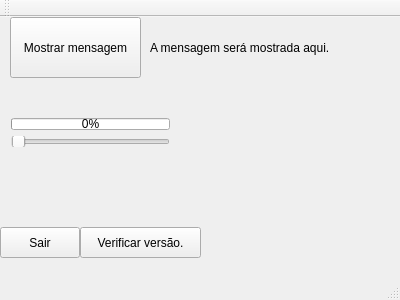
Before: the Qt Designer form primeira_interface/telaprincipal.ui in rafaelnwitter/QT_projetos, drawn with Qt 5.
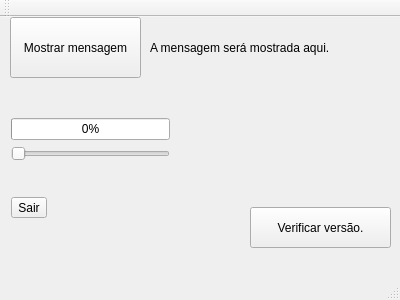
After: the same form once the commit is applied.

Commit message: Adicionado spacers para o projeto primeira_interface.

What changed in the file:
```diff
--- a/primeira_interface/telaprincipal.ui
+++ b/primeira_interface/telaprincipal.ui
@@ -14,19 +14,6 @@
    <string>TelaPrincipal</string>
   </property>
   <widget class="QWidget" name="centralWidget">
-   <widget class="QToolButton" name="toolButton">
-    <property name="geometry">
-     <rect>
-      <x>0</x>
-      <y>210</y>
-      <width>80</width>
-      <height>31</height>
-     </rect>
-    </property>
-    <property name="text">
-     <string>Sair</string>
-    </property>
-   </widget>
    <widget class="QPushButton" name="pushButton">
     <property name="geometry">
      <rect>
@@ -59,7 +46,7 @@
       <x>0</x>
       <y>90</y>
       <width>181</width>
-      <height>51</height>
+      <height>122</height>
      </rect>
     </property>
     <layout class="QVBoxLayout" name="verticalLayout">
@@ -80,15 +67,38 @@
        </property>
       </widget>
      </item>
+     <item>
+      <spacer name="verticalSpacer">
+       <property name="orientation">
+        <enum>Qt::Vertical</enum>
+       </property>
+       <property name="sizeType">
+        <enum>QSizePolicy::Fixed</enum>
+       </property>
+       <property name="sizeHint" stdset="0">
+        <size>
+         <width>20</width>
+         <height>40</height>
+        </size>
+       </property>
+      </spacer>
+     </item>
+     <item>
+      <widget class="QToolButton" name="toolButton">
+       <property name="text">
+        <string>Sair</string>
+       </property>
+      </widget>
+     </item>
     </layout>
    </widget>
    <widget class="QPushButton" name="pushButton_2">
     <property name="geometry">
      <rect>
-      <x>80</x>
-      <y>210</y>
-      <width>121</width>
-      <height>31</height>
+      <x>250</x>
+      <y>190</y>
+      <width>141</width>
+      <height>41</height>
      </rect>
     </property>
     <property name="text">
```
